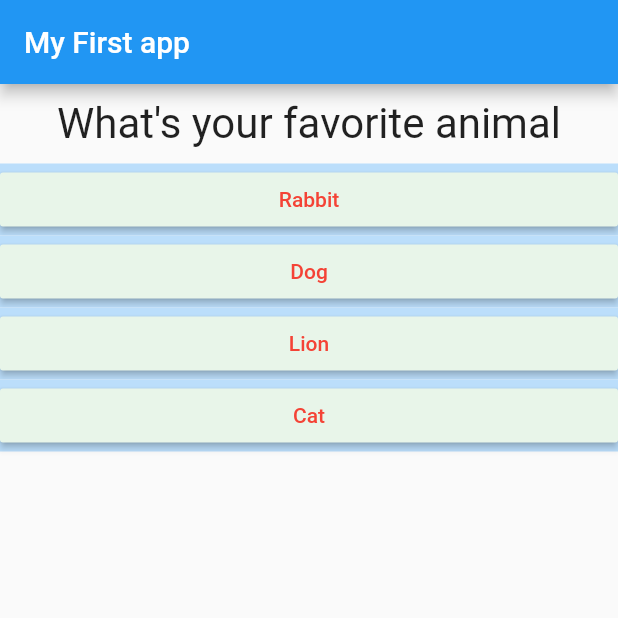
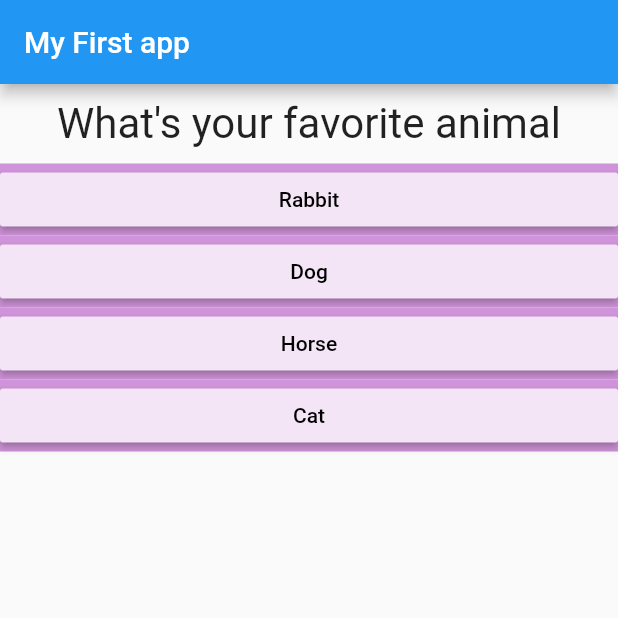
Before and after one commit to HectorVzz/flutter_course_app, a Flutter app: the screen it shows after launch, after a tap on "Black", on a phone screen of 412 x 824 dp, the top half of it. Run offline on Flutter 3.47's test engine with Material 2 defaults, Android fonts, the phone set to English and light mode, and no system bars.

Commit message:
finished the quiz app

```diff
--- a/lib/answer.dart
+++ b/lib/answer.dart
@@ -9,11 +9,11 @@ class Answer extends StatelessWidget {
   @override
   Widget build(BuildContext context) {
     return Container(
-      color: Colors.blue[100],
+      color: Colors.purple[200],
       width: double.infinity,
       child: RaisedButton(
-        color: Colors.green[50],
-        textColor: Colors.red,
+        color: Colors.purple[50],
+        textColor: Colors.black,
         child: Text(answerText),
         onPressed: selecthandler,
       ),
--- a/lib/main.dart
+++ b/lib/main.dart
@@ -1,7 +1,7 @@
 import 'package:flutter/material.dart';
 
-import './question.dart';
-import './answer.dart';
+import './quiz.dart';
+import './result.dart';
 
 // void main() {
 //   runApp(MyApp());
@@ -19,60 +19,62 @@ class MyApp extends StatefulWidget {
 
 class _MyAppState extends State<MyApp> {
   var _questionIndex = 0;
+  var _totalScore = 0;
 
-  void _answerQuestion() {
+  void _answerQuestion(int score) {
     setState(() {
       _questionIndex = _questionIndex + 1;
+      _totalScore = _totalScore + score;
     });
-    print(_questionIndex);
   }
 
-  @override
-  var questions = [
+  void _resetQuiz() {
+    setState(() {
+      _questionIndex = 0;
+      _totalScore = 0;
+    });
+  }
+
+  final questions = const [
     {
       'questionText': 'What\'s your favorite color',
       'answers': [
-        'Black',
-        'Red',
-        'Blue',
-        'Green',
+        {'label': 'Black', 'score': 5},
+        {'label': 'red', 'score': 0},
+        {'label': 'blue', 'score': 10},
+        {'label': 'green', 'score': 15},
       ],
     },
     {
       'questionText': 'What\'s your favorite animal',
       'answers': [
-        'Rabbit',
-        'Dog',
-        'Lion',
-        'Cat',
+        {'label': 'Rabbit', 'score': 5},
+        {'label': 'Dog', 'score': 15},
+        {'label': 'Horse', 'score': 0},
+        {'label': 'Cat', 'score': 10},
       ],
     },
     {
       'questionText': 'Who\'s your favorite character',
       'answers': [
-        'Guts',
-        'Guts',
-        'Guts',
-        'Guts',
+        {'label': 'guts', 'score': 20},
+        {'label': 'guts', 'score': 20},
+        {'label': 'guts', 'score': 20},
+        {'label': 'guts', 'score': 20},
       ],
     },
   ];
+
+  @override
   Widget build(BuildContext context) {
     return MaterialApp(
       home: Scaffold(
-        appBar: AppBar(
-          title: Text('My First app'),
-        ),
-        body: Column(children: [
-          Question(
-            questions[_questionIndex]['questionText'],
+          appBar: AppBar(
+            title: Text('My First app'),
           ),
-          ...(questions[_questionIndex]['answers'] as List<String>)
-              .map((answer) {
-            return Answer(_answerQuestion, answer);
-          }).toList()
-        ]),
-      ),
+          body: _questionIndex < questions.length
+              ? Quiz(_questionIndex, questions, _answerQuestion)
+              : Result(_totalScore,_resetQuiz)),
     );
   }
 }
--- /dev/null
+++ b/lib/quiz.dart
@@ -0,0 +1,28 @@
+import 'package:flutter/material.dart';
+
+import './question.dart';
+import './answer.dart';
+
+class Quiz extends StatelessWidget {
+  final _questionIndex;
+  final _questions;
+  final _answerQuestion;
+
+  Quiz(this._questionIndex, this._questions, this._answerQuestion);
+
+  @override
+  Widget build(BuildContext context) {
+    return Column(children: [
+      Question(
+        _questions[_questionIndex]['questionText'],
+      ),
+      ...(_questions[_questionIndex]['answers'] as List).map((answer) {
+        print(answer);
+        return Answer(
+          () => _answerQuestion(answer['score']),
+          answer['label'],
+        );
+      }).toList()
+    ]);
+  }
+}
--- /dev/null
+++ b/lib/result.dart
@@ -0,0 +1,32 @@
+import 'package:flutter/material.dart';
+
+class Result extends StatelessWidget {
+  final int _score;
+  final Function _resetQuiz;
+
+  Result(this._score, this._resetQuiz);
+
+  String get resultPhrase {
+    return 'Felicidades , acertaste la pregunta ${_score}';
+  }
+
+  @override
+  Widget build(BuildContext context) {
+    return Center(
+      child: Column(
+        children: <Widget>[
+          Text(
+            resultPhrase,
+            style: TextStyle(fontSize: 30),
+            textAlign: TextAlign.center,
+          ),
+          FlatButton(
+            child: Text('Restar Quiz'),
+            onPressed: _resetQuiz,
+            color: Colors.teal[100],
+          ),
+        ],
+      ),
+    );
+  }
+}
```
